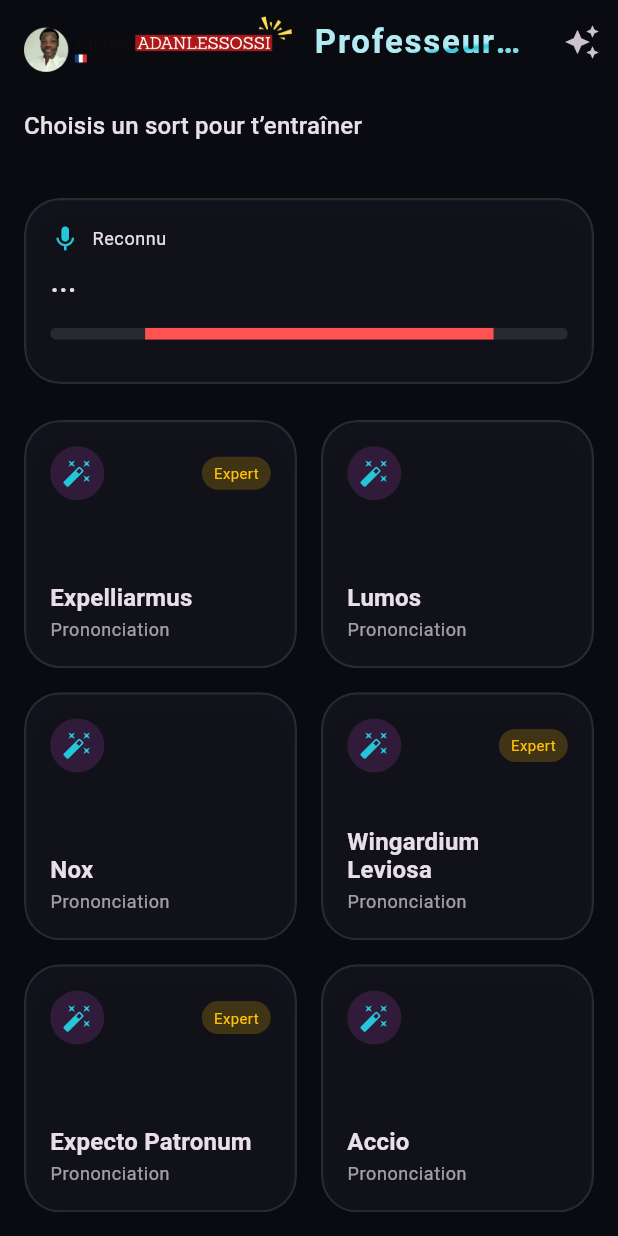
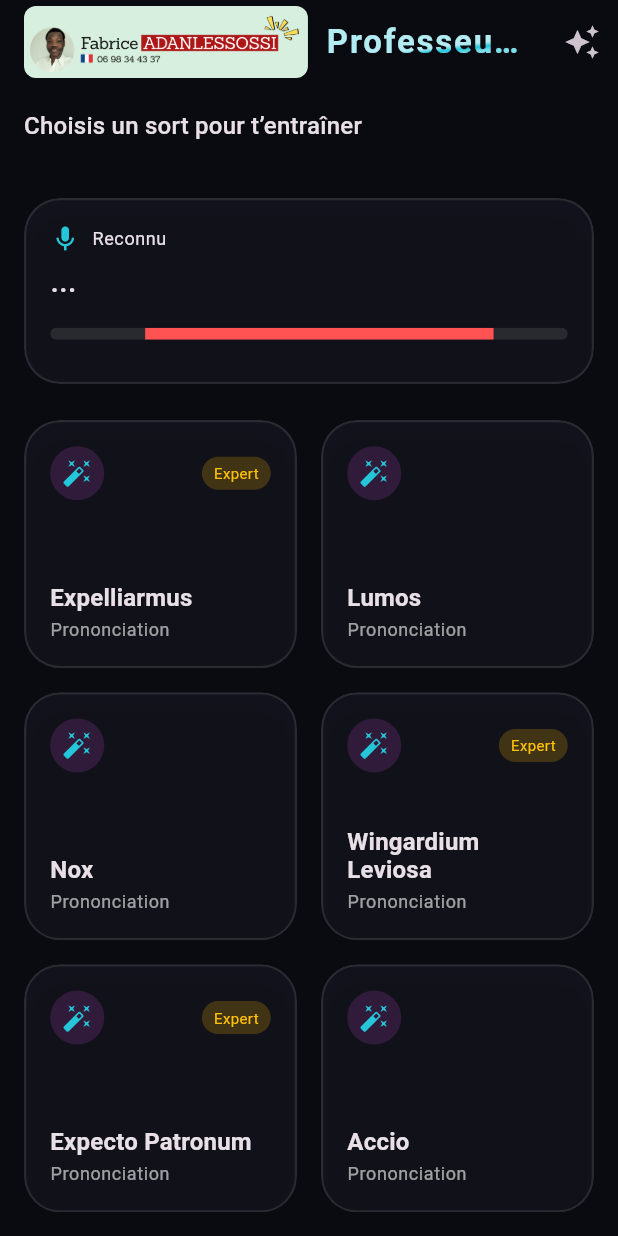
Before and after one commit to fabiobatez/professeur-dumbledore, a Flutter app: the screen it shows after launch, on a phone screen of 412 x 824 dp. Run offline on Flutter 3.47's test engine with Material 3 defaults, Android fonts, the phone set to English and light mode, and no system bars; our stand-ins replace audioplayers, flutter_tts, speech_to_text; missing offline and left inert: record; statements that could not run were skipped.

Commit message:
Add background color to logo

```diff
--- a/lib/main.dart
+++ b/lib/main.dart
@@ -705,9 +705,16 @@ class _VoiceCoachPageState extends State<VoiceCoachPage> {
           appBar: AppBar(
             title: Row(
               children: [
-                Image.asset(
-                  'assets/images/Logo1FabriceAdanlessossi.png',
-                  height: 40,
+                Container(
+                  padding: const EdgeInsets.all(4),
+                  decoration: BoxDecoration(
+                    color: const Color(0xFFD6EFDE),
+                    borderRadius: BorderRadius.circular(8),
+                  ),
+                  child: Image.asset(
+                    'assets/images/Logo1FabriceAdanlessossi.png',
+                    height: 40,
+                  ),
                 ),
                 const SizedBox(width: 12),
                 const Expanded(child: AnimatedGradientText('Professeur Dumbledore')),
```
